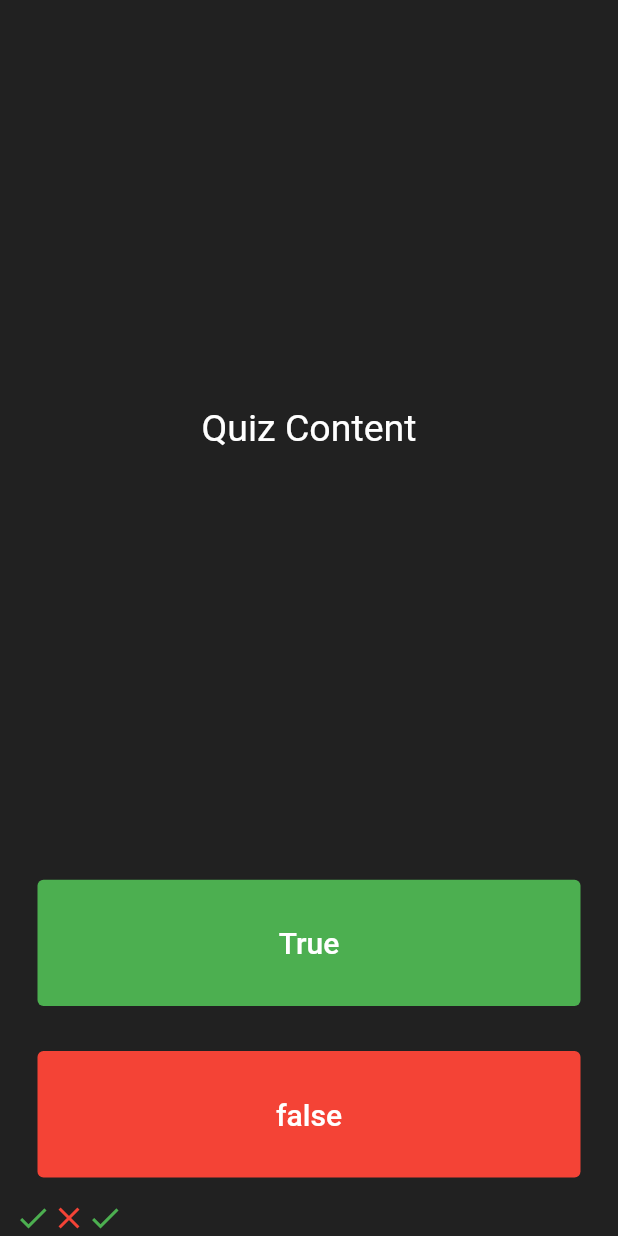
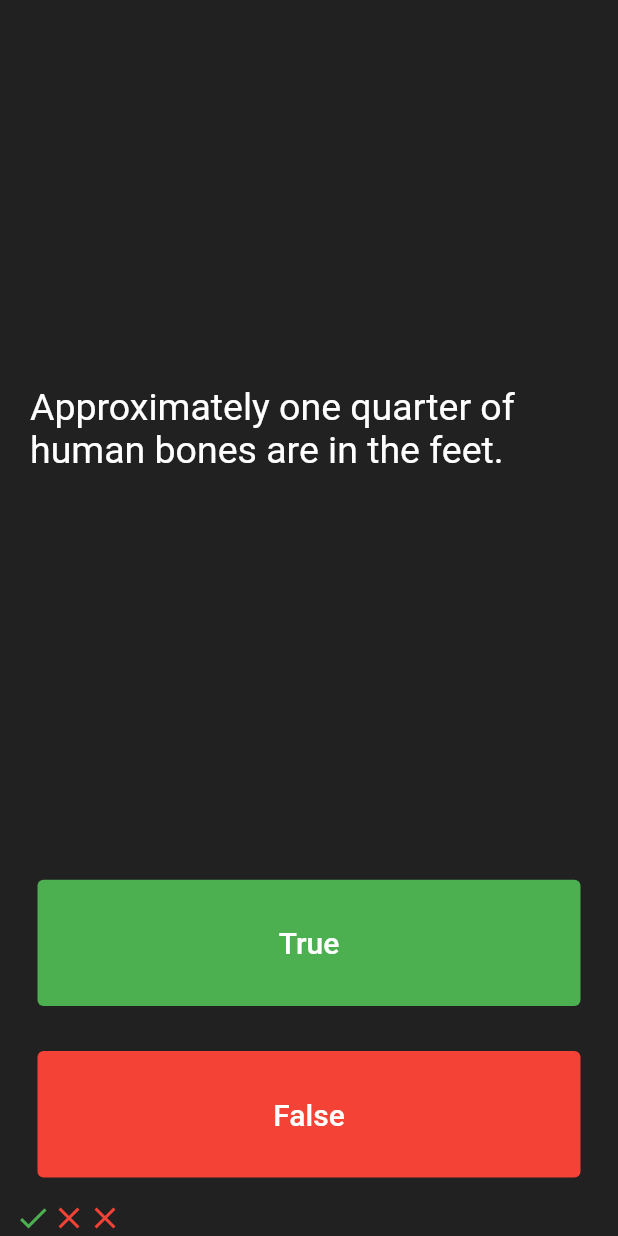
Before and after one commit to ikemous/learning-flutter, a Flutter app: the screen it shows after launch, after a tap on "True", on a phone screen of 412 x 824 dp. Run offline on Flutter 3.47's test engine with Material 2 defaults, Android fonts, the phone set to English and light mode, and no system bars; our stand-ins replace audioplayers, rflutter_alert.

Commit message:
finished quiz app

```diff
--- a/quiz/lib/main.dart
+++ b/quiz/lib/main.dart
@@ -1,4 +1,8 @@
 import 'package:flutter/material.dart';
+import 'package:rflutter_alert/rflutter_alert.dart';
+import 'package:quiz/quiz_brain.dart';
+
+QuizBrain quizBrain = QuizBrain();
 
 void main() => runApp(const QuizApp());
 
@@ -41,20 +45,41 @@
   );
   List<Icon> scoreKeeper = [checkIcon, closeIcon];
 
+  void handleAnswer(bool userResponse) {
+    if (quizBrain.isFinished()) {
+      Alert(
+        context: context,
+        title: 'Finished!',
+        desc: 'The quiz is completed!',
+      ).show();
+      quizBrain.reset();
+      return setState(() {
+        scoreKeeper = [];
+      });
+    }
+    bool questionAnswer = quizBrain.getQuestionAnswer();
+    Icon responseIcon = userResponse == questionAnswer ? checkIcon : closeIcon;
+
+    quizBrain.nextQuestion();
+    setState(() {
+      scoreKeeper.add(responseIcon);
+    });
+  }
+
   @override
   Widget build(BuildContext context) {
     return Column(
       mainAxisAlignment: MainAxisAlignment.spaceBetween,
       crossAxisAlignment: CrossAxisAlignment.stretch,
       children: [
-        const Expanded(
+        Expanded(
           flex: 5,
           child: Padding(
-            padding: EdgeInsets.all(10.0),
+            padding: const EdgeInsets.all(10.0),
             child: Center(
               child: Text(
-                "Quiz Content",
-                style: TextStyle(color: Colors.white, fontSize: 25.0),
+                quizBrain.getQuestionText(),
+                style: const TextStyle(color: Colors.white, fontSize: 25.0),
               ),
             ),
           ),
@@ -73,11 +98,7 @@
                   fontSize: 20.0,
                 ),
               ),
-              onPressed: () {
-                setState(() {
-                  scoreKeeper.add(checkIcon);
-                });
-              },
+              onPressed: () => handleAnswer(true),
             ),
           ),
         ),
@@ -87,19 +108,16 @@
             child: TextButton(
               style: TextButton.styleFrom(backgroundColor: Colors.red),
               child: const Text(
-                "false",
+                "False",
                 style: TextStyle(color: Colors.white, fontSize: 20.0),
               ),
-              onPressed: () => setState(() {
-                scoreKeeper.add(closeIcon);
-              }),
+              onPressed: () => handleAnswer(false),
             ),
           ),
         ),
         Row(
           children: scoreKeeper,
         ),
-        // TODO: OTHER STUFF
       ],
     );
   }
--- /dev/null
+++ b/quiz/lib/question.dart
@@ -0,0 +1,6 @@
+class Question {
+  String questionText;
+  bool questionAnswer;
+
+  Question({required this.questionText, required this.questionAnswer});
+}
--- a/quiz/pubspec.yaml
+++ b/quiz/pubspec.yaml
@@ -34,6 +34,7 @@
   # The following adds the Cupertino Icons font to your application.
   # Use with the CupertinoIcons class for iOS style icons.
   cupertino_icons: ^1.0.2
+  rflutter_alert: ^2.0.4
 
 dev_dependencies:
   flutter_test:
```
Also changed, not shown: quiz/lib/quiz_brain.dart (added, +89 -0 lines), quiz/pubspec.lock.
